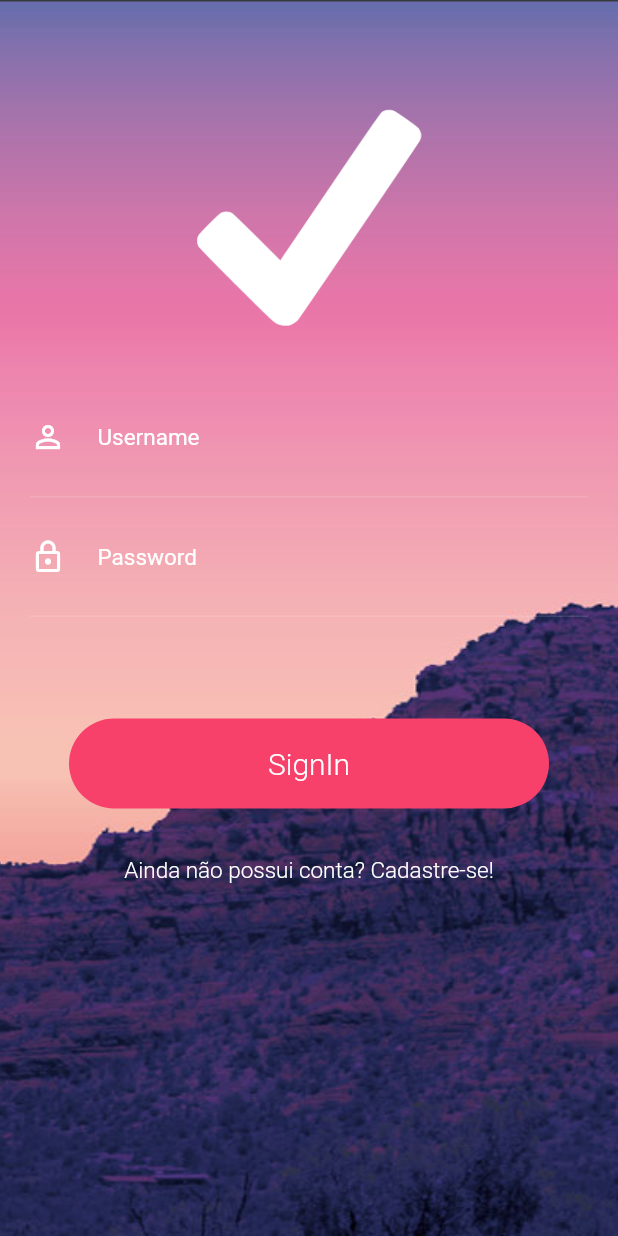
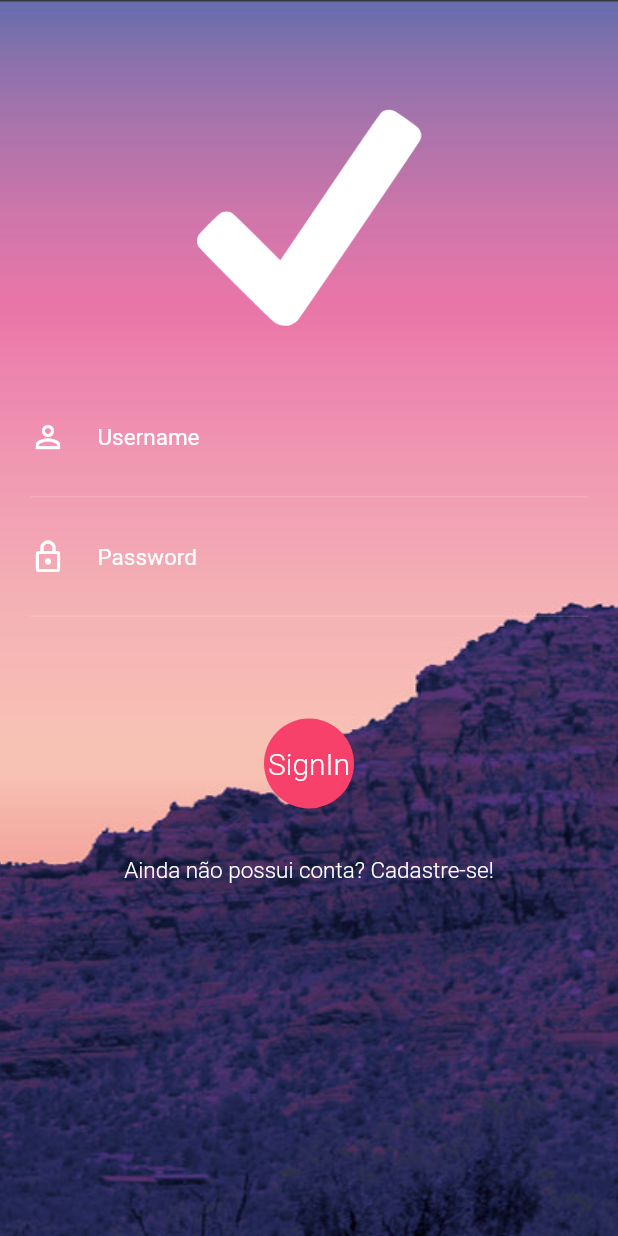
Before and after one commit to karinesobrinho/animacoes_complexas, a Flutter app: the screen it shows after launch, after a tap on "SignIn", on a phone screen of 412 x 824 dp. Run offline on Flutter 3.47's test engine with Material 2 defaults, Android fonts, the phone set to English and light mode, and no system bars.

Commit message:
botao encolhendo

```diff
--- a/lib/screens/login/widgets/StaggerAnimation.dart
+++ b/lib/screens/login/widgets/StaggerAnimation.dart
@@ -1,17 +1,32 @@
 import 'package:flutter/material.dart';
 
 class StaggerAnimation extends StatelessWidget {
+
   final AnimationController controller;
 
-  StaggerAnimation({this.controller});
+  StaggerAnimation({this.controller}) :
+    buttonSqueeze = Tween(
+      begin: 320.0,
+      end: 60.0,
+    ).animate(
+      CurvedAnimation(
+        parent: controller,
+        curve: Interval(0.0, 0.150)
+      )
+    );
 
-  Widget _buildAnimation(BuildContext context, Widget child){
+  final Animation<double> buttonSqueeze;
+
+
+  Widget _buildAnimation(BuildContext context, Widget child) {
     return Padding(
       padding: EdgeInsets.only(bottom: 50),
       child: InkWell(
-        onTap: () {},
+        onTap: () {
+          controller.forward();
+        },
         child: Container(
-          width: 320,
+          width: buttonSqueeze.value,
           height: 60,
           alignment: Alignment.center,
           decoration: BoxDecoration(
```
